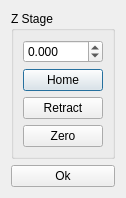
Old version of the form storm_control/hal4000/qtdesigner/z-stage.ui in the repository ZhuangLab/storm-control.
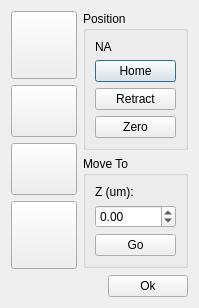
New version of the form.

Commit message: Use buttons for focusing instead of a spin box.

```diff
--- a/storm_control/hal4000/qtdesigner/z-stage.ui
+++ b/storm_control/hal4000/qtdesigner/z-stage.ui
@@ -6,44 +6,168 @@
    <rect>
     <x>0</x>
     <y>0</y>
-    <width>101</width>
-    <height>143</height>
+    <width>162</width>
+    <height>298</height>
    </rect>
   </property>
   <property name="windowTitle">
    <string>Dialog</string>
   </property>
+  <layout class="QVBoxLayout" name="verticalLayout_5">
+   <item>
+    <layout class="QHBoxLayout" name="horizontalLayout">
+     <item>
   <layout class="QVBoxLayout" name="verticalLayout_2">
    <item>
+        <widget class="QPushButton" name="upLButton">
+         <property name="minimumSize">
+          <size>
+           <width>66</width>
+           <height>68</height>
+          </size>
+         </property>
+         <property name="maximumSize">
+          <size>
+           <width>66</width>
+           <height>68</height>
+          </size>
+         </property>
+         <property name="text">
+          <string/>
+         </property>
+         <property name="iconSize">
+          <size>
+           <width>56</width>
+           <height>56</height>
+          </size>
+         </property>
+         <property name="autoDefault">
+          <bool>false</bool>
+         </property>
+        </widget>
+       </item>
+       <item>
+        <widget class="QPushButton" name="upSButton">
+         <property name="minimumSize">
+          <size>
+           <width>66</width>
+           <height>52</height>
+          </size>
+         </property>
+         <property name="maximumSize">
+          <size>
+           <width>66</width>
+           <height>52</height>
+          </size>
+         </property>
+         <property name="text">
+          <string/>
+         </property>
+         <property name="iconSize">
+          <size>
+           <width>56</width>
+           <height>56</height>
+          </size>
+         </property>
+         <property name="autoDefault">
+          <bool>false</bool>
+         </property>
+        </widget>
+       </item>
+       <item>
+        <widget class="QPushButton" name="downSButton">
+         <property name="minimumSize">
+          <size>
+           <width>66</width>
+           <height>52</height>
+          </size>
+         </property>
+         <property name="maximumSize">
+          <size>
+           <width>66</width>
+           <height>52</height>
+          </size>
+         </property>
+         <property name="text">
+          <string/>
+         </property>
+         <property name="iconSize">
+          <size>
+           <width>56</width>
+           <height>56</height>
+          </size>
+         </property>
+         <property name="autoDefault">
+          <bool>false</bool>
+         </property>
+        </widget>
+       </item>
+       <item>
+        <widget class="QPushButton" name="downLButton">
+         <property name="minimumSize">
+          <size>
+           <width>66</width>
+           <height>68</height>
+          </size>
+         </property>
+         <property name="maximumSize">
+          <size>
+           <width>66</width>
+           <height>68</height>
+          </size>
+         </property>
+         <property name="text">
+          <string/>
+         </property>
+         <property name="iconSize">
+          <size>
+           <width>56</width>
+           <height>56</height>
+          </size>
+         </property>
+         <property name="autoDefault">
+          <bool>false</bool>
+         </property>
+        </widget>
+       </item>
+       <item>
+        <spacer name="verticalSpacer_2">
+         <property name="orientation">
+          <enum>Qt::Vertical</enum>
+         </property>
+         <property name="sizeHint" stdset="0">
+          <size>
+           <width>20</width>
+           <height>40</height>
+          </size>
+         </property>
+        </spacer>
+       </item>
+      </layout>
+     </item>
+     <item>
+      <layout class="QVBoxLayout" name="verticalLayout_4">
+       <item>
     <widget class="QGroupBox" name="groupBox">
      <property name="title">
-      <string>Z Stage</string>
+          <string>Position</string>
      </property>
      <layout class="QVBoxLayout" name="verticalLayout">
       <item>
-       <widget class="QDoubleSpinBox" name="zPosDoubleSpinBox">
-        <property name="minimumSize">
-         <size>
-          <width>75</width>
-          <height>0</height>
-         </size>
-        </property>
-        <property name="decimals">
-         <number>3</number>
-        </property>
-        <property name="minimum">
-         <double>-10000.000000000000000</double>
-        </property>
-        <property name="maximum">
-         <double>10000.000000000000000</double>
-        </property>
-        <property name="singleStep">
-         <double>0.100000000000000</double>
+           <widget class="QLabel" name="zPosLabel">
+            <property name="text">
+             <string>NA</string>
         </property>
        </widget>
       </item>
       <item>
        <widget class="QPushButton" name="homeButton">
+            <property name="sizePolicy">
+             <sizepolicy hsizetype="Minimum" vsizetype="Fixed">
+              <horstretch>0</horstretch>
+              <verstretch>0</verstretch>
+             </sizepolicy>
+            </property>
         <property name="text">
          <string>Home</string>
         </property>
@@ -51,6 +175,12 @@
       </item>
       <item>
        <widget class="QPushButton" name="retractButton">
+            <property name="sizePolicy">
+             <sizepolicy hsizetype="Minimum" vsizetype="Fixed">
+              <horstretch>0</horstretch>
+              <verstretch>0</verstretch>
+             </sizepolicy>
+            </property>
         <property name="text">
          <string>Retract</string>
         </property>
@@ -58,6 +188,12 @@
       </item>
       <item>
        <widget class="QPushButton" name="zeroButton">
+            <property name="sizePolicy">
+             <sizepolicy hsizetype="Minimum" vsizetype="Fixed">
+              <horstretch>0</horstretch>
+              <verstretch>0</verstretch>
+             </sizepolicy>
+            </property>
         <property name="text">
          <string>Zero</string>
         </property>
@@ -66,6 +202,42 @@
      </layout>
     </widget>
    </item>
+       <item>
+        <widget class="QGroupBox" name="moveToGroupBox">
+         <property name="title">
+          <string>Move To</string>
+         </property>
+         <layout class="QVBoxLayout" name="verticalLayout_3">
+          <item>
+           <widget class="QLabel" name="goLabel">
+            <property name="text">
+             <string>Z (um):</string>
+            </property>
+           </widget>
+          </item>
+          <item>
+           <widget class="QDoubleSpinBox" name="goSpinBox">
+            <property name="minimum">
+             <double>-10000.000000000000000</double>
+            </property>
+            <property name="maximum">
+             <double>10000.000000000000000</double>
+            </property>
+            <property name="singleStep">
+             <double>0.050000000000000</double>
+            </property>
+           </widget>
+          </item>
+          <item>
+           <widget class="QPushButton" name="goButton">
+            <property name="text">
+             <string>Go</string>
+            </property>
+           </widget>
+          </item>
+         </layout>
+        </widget>
+       </item>
    <item>
     <spacer name="verticalSpacer">
      <property name="orientation">
@@ -73,8 +245,27 @@
      </property>
      <property name="sizeHint" stdset="0">
       <size>
-       <width>20</width>
-       <height>40</height>
+           <width>17</width>
+           <height>48</height>
+          </size>
+         </property>
+        </spacer>
+       </item>
+      </layout>
+     </item>
+    </layout>
+   </item>
+   <item>
+    <layout class="QHBoxLayout" name="horizontalLayout_2">
+     <item>
+      <spacer name="horizontalSpacer">
+       <property name="orientation">
+        <enum>Qt::Horizontal</enum>
+       </property>
+       <property name="sizeHint" stdset="0">
+        <size>
+         <width>40</width>
+         <height>20</height>
       </size>
      </property>
     </spacer>
@@ -85,6 +276,8 @@
       <string>Ok</string>
      </property>
     </widget>
+     </item>
+    </layout>
    </item>
   </layout>
  </widget>
```
Lines whose indentation alone changed are shown as unchanged. The commit also changes 2 other files.
